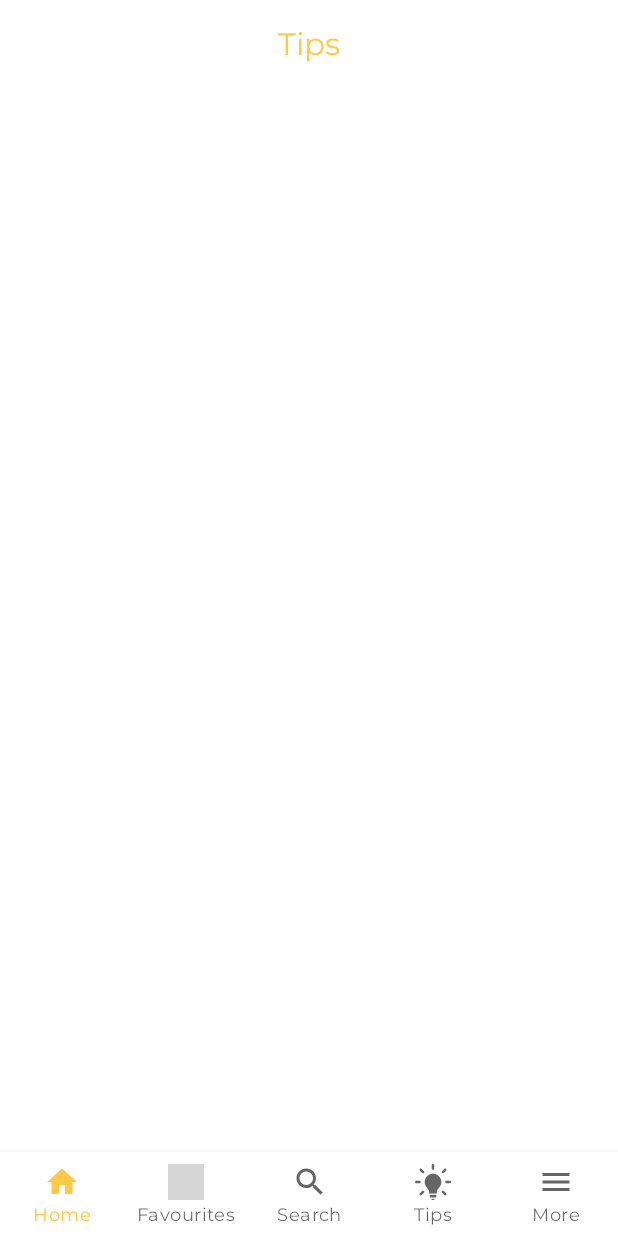
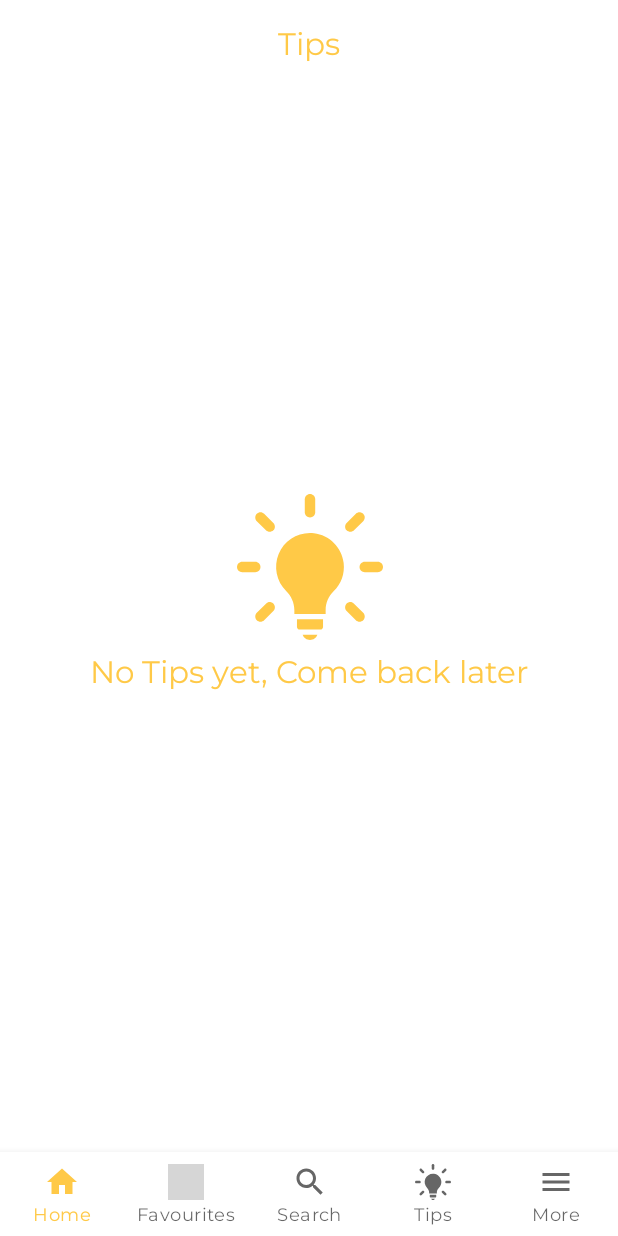
Before and after one commit to IsmailAAmassi/Recipes, an Android app: the TipsListFragment screen opened through its navigation route, on a phone screen of 412 x 824 dp. Run offline under Robolectric (Android 15) with nearby library versions, the phone set to English and light mode, and no system bars; our stand-ins replace Dagger/Hilt's generated code, Room's generated code, Timber, data binding, sdp/ssp sizes; grey boxes are pictures that could not be loaded.

Commit message:
Update github

```diff
--- a/app/build.gradle
+++ b/app/build.gradle
@@ -7,6 +7,7 @@ plugins {
     id 'com.google.firebase.crashlytics'
     id 'androidx.navigation.safeargs'
 }
+apply plugin: 'kotlin-android'
 
 android {
     compileSdk rootProject.ext.androidCompileSdkVersion
@@ -109,4 +110,7 @@ dependencies {
     implementation project(':data')
     implementation project(':domain')
     implementation project(':persentation')
+    implementation "androidx.core:core-ktx:+"
+    implementation "androidx.lifecycle:lifecycle-viewmodel-ktx:2.2.0"
+    implementation "org.jetbrains.kotlin:kotlin-stdlib:$kotlin_version"
 }
--- a/build.gradle
+++ b/build.gradle
@@ -2,6 +2,7 @@
 apply from: 'dependencies.gradle'
 
 buildscript {
+    ext.kotlin_version = '1.5.30'
     ext {
         compose_version = '1.0.0'
     }
@@ -20,6 +21,7 @@ buildscript {
 
         def hilt = "2.28-alpha"
         classpath "com.google.dagger:hilt-android-gradle-plugin:$hilt"
+        classpath "org.jetbrains.kotlin:kotlin-gradle-plugin:$kotlin_version"
         // NOTE: Do not place your application dependencies here; they belong
         // in the individual module build.gradle files
     }
--- a/data/build.gradle
+++ b/data/build.gradle
@@ -4,6 +4,7 @@ plugins {
     id 'kotlin-kapt'
     id 'dagger.hilt.android.plugin'
 }
+apply plugin: 'kotlin-android'
 
 android {
     compileSdk rootProject.ext.androidCompileSdkVersion
@@ -70,4 +71,7 @@ dependencies {
     androidTestImplementation appTestDependencies.espresso
 
     implementation project(':domain')
+    implementation "androidx.core:core-ktx:+"
+    implementation "androidx.lifecycle:lifecycle-viewmodel-ktx:2.2.0"
+    implementation "org.jetbrains.kotlin:kotlin-stdlib:$kotlin_version"
 }
--- a/dependencies.gradle
+++ b/dependencies.gradle
@@ -1,13 +1,13 @@
 ext {
     // Android
     applicationId = "com.ismailamassi.recipesapp"
-    compileSdkVersion = 30
+    compileSdkVersion = 31
     buildToolsVersion = "30.0.2"
     minSdkVersion = 21
-    targetSdkVersion = 30
+    targetSdkVersion = 31
     versionCode = 1
     versionName = "1.0"
-    androidCompileSdkVersion = 30
+    androidCompileSdkVersion = 31
     testInstrumentationRunner = "androidx.test.runner.AndroidJUnitRunner"
 
     // Libraries
--- a/domain/build.gradle
+++ b/domain/build.gradle
@@ -4,6 +4,7 @@ plugins {
     id 'kotlin-kapt'
     id 'dagger.hilt.android.plugin'
 }
+apply plugin: 'kotlin-android'
 
 android {
     compileSdk rootProject.ext.androidCompileSdkVersion
@@ -56,4 +57,7 @@ dependencies {
     kapt appDependencies.kotlinxMetadata
 
     testImplementation domainTestDependencies.junit
+    implementation "androidx.core:core-ktx:+"
+    implementation "androidx.lifecycle:lifecycle-viewmodel-ktx:2.2.0"
+    implementation "org.jetbrains.kotlin:kotlin-stdlib:$kotlin_version"
 }
--- a/persentation/build.gradle
+++ b/persentation/build.gradle
@@ -5,6 +5,7 @@ plugins {
     id 'dagger.hilt.android.plugin'
     id "androidx.navigation.safeargs.kotlin"
 }
+apply plugin: 'kotlin-android'
 
 android {
     compileSdk rootProject.ext.androidCompileSdkVersion
@@ -125,4 +126,7 @@ dependencies {
     androidTestImplementation presentationTestDependencies.espresso
 
     implementation project(':domain')
+    implementation "androidx.core:core-ktx:+"
+    implementation "androidx.lifecycle:lifecycle-viewmodel-ktx:2.2.0"
+    implementation "org.jetbrains.kotlin:kotlin-stdlib-jdk7:$kotlin_version"
 }
--- a/persentation/src/main/java/com/ismailamassi/presentation/ui/recipes_list/RecipesListFragment.kt
+++ b/persentation/src/main/java/com/ismailamassi/presentation/ui/recipes_list/RecipesListFragment.kt
@@ -83,6 +83,12 @@ class RecipesListFragment : BaseFragment<FragmentRecipesListBinding>(),
             }
         }
 
+        viewModel.emptyLiveData.observe(viewLifecycleOwner){
+            it?.let {
+                changeEmptyStatusVisibility(true)
+            }
+        }
+
         viewModel.errorLiveData.observe(viewLifecycleOwner) {
             it?.let { mainViewModel.showError(it) }
         }
--- a/persentation/src/main/java/com/ismailamassi/presentation/ui/tips_list/TipsListFragment.kt
+++ b/persentation/src/main/java/com/ismailamassi/presentation/ui/tips_list/TipsListFragment.kt
@@ -42,8 +42,27 @@ class TipsListFragment : BaseFragment<FragmentTipsListBinding>(),
     private fun observeLiveData() {
         viewModel.tipLiveData.observe(viewLifecycleOwner) {
             it?.let {
+                changeEmptyStatusVisibility(false)
                 tipListAdapter.update(it)
                 viewModel.tipLiveData.postValue(null)
+            }
+        }
+        viewModel.emptyLiveData.observe(viewLifecycleOwner){
+            it?.let {
+                changeEmptyStatusVisibility(true)
+            }
+        }
+    }
+
+
+    private fun changeEmptyStatusVisibility(visibility: Boolean) {
+        binding.apply {
+            if (visibility) {
+                clEmptyStatus.visibility = View.VISIBLE
+                rvTips.visibility = View.GONE
+            } else {
+                clEmptyStatus.visibility = View.GONE
+                rvTips.visibility = View.VISIBLE
             }
         }
     }
--- a/persentation/src/main/res/layout/fragment_tips_list.xml
+++ b/persentation/src/main/res/layout/fragment_tips_list.xml
@@ -25,7 +25,7 @@
             layout="@layout/custom_toolbar" />
 
         <androidx.recyclerview.widget.RecyclerView
-            android:id="@+id/recyclerView"
+            android:id="@+id/rv_tips"
             android:layout_width="0dp"
             android:layout_height="0dp"
             android:layoutAnimation="@anim/layout_animation"
```
